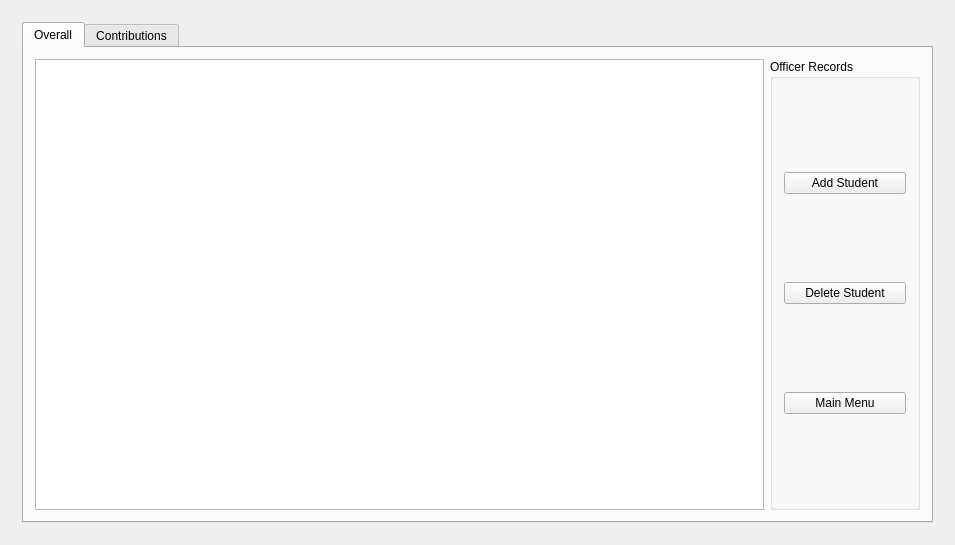
First picture: the form in NHS_BullDog_Log/mainwidget.ui, repository shanetorres/NHS-BullDogLog, before the edit.
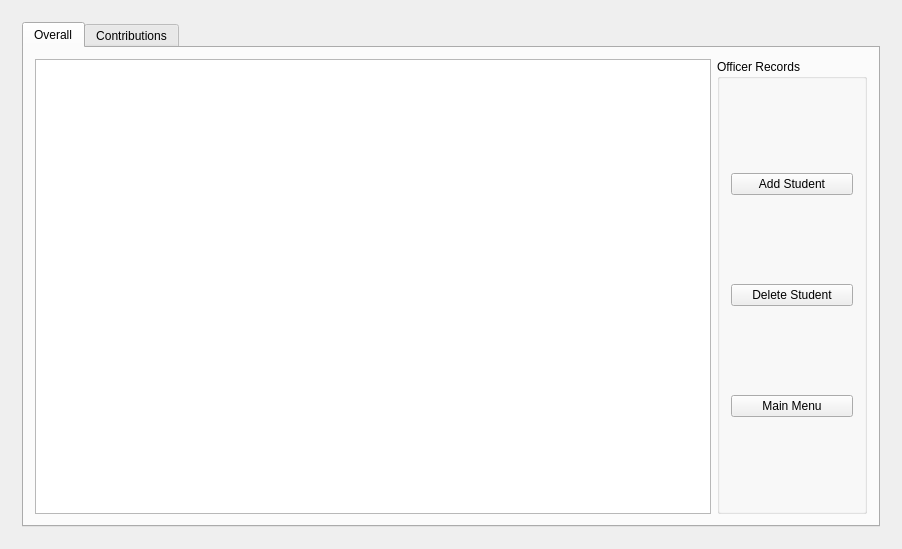
Second picture: the form after the edit. The open tabs and pages were chosen to show the change.

Commit message: Added functionality to the add student button. Created header titles for the tableview.

Diff of the .ui file:
```diff
--- a/NHS_BullDog_Log/mainwidget.ui
+++ b/NHS_BullDog_Log/mainwidget.ui
@@ -6,8 +6,8 @@
    <rect>
     <x>0</x>
     <y>0</y>
-    <width>955</width>
-    <height>545</height>
+    <width>902</width>
+    <height>549</height>
    </rect>
   </property>
   <property name="windowTitle">
```
Left out of the diff: 4 changed lines with no effect on the pictures. The commit also changes 2 other files.
